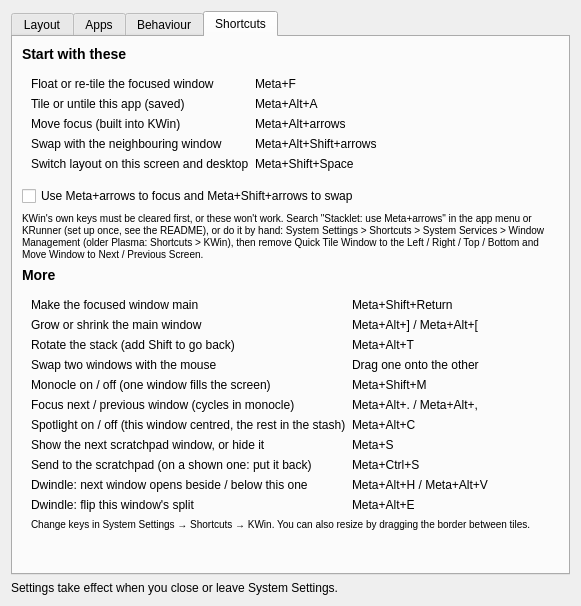
Qt form package/contents/ui/config.ui (aic0d3r/stacklet) before a commit.
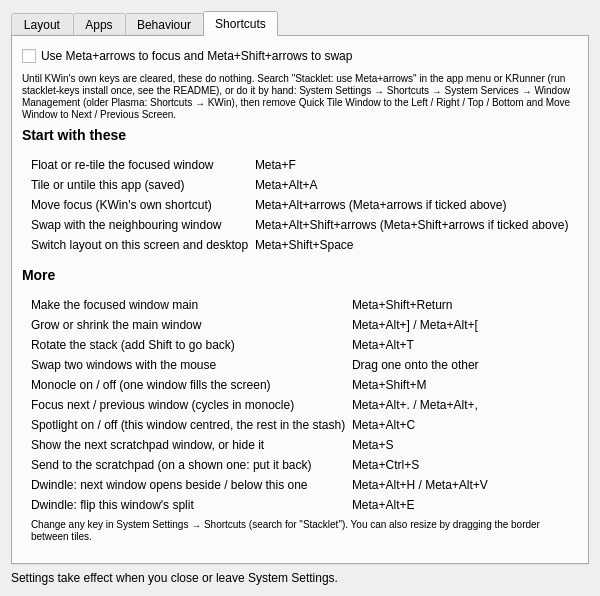
The same form after that commit. The open tabs and pages were chosen to show the change. Icons and pictures are not drawn.

Commit message: Proofread Shortcuts tab and README for 1.4; move Meta+arrows checkbox to top of tab

```diff
--- a/package/contents/ui/config.ui
+++ b/package/contents/ui/config.ui
@@ -485,6 +485,19 @@
      <widget class="QWidget" name="tabShortcuts">
       <attribute name="title"><string>Shortcuts</string></attribute>
       <layout class="QVBoxLayout" name="tabShortcutsBox">
+   <item>
+    <widget class="QCheckBox" name="kcfg_metaArrows">
+     <property name="text"><string>Use Meta+arrows to focus and Meta+Shift+arrows to swap</string></property>
+     <property name="toolTip"><string>The Hyprland way. KWin's Quick Tile and Move to Screen shortcuts use these keys, so clear them first.</string></property>
+    </widget>
+   </item>
+   <item>
+    <widget class="QLabel" name="keysMetaArrowsHelp">
+     <property name="textFormat"><enum>Qt::RichText</enum></property>
+     <property name="wordWrap"><bool>true</bool></property>
+     <property name="text"><string>&lt;small&gt;Until KWin's own keys are cleared, these do nothing. Search "Stacklet: use Meta+arrows" in the app menu or KRunner (run stacklet-keys install once, see the README), or do it by hand: System Settings → Shortcuts → System Services → Window Management (older Plasma: Shortcuts → KWin), then remove Quick Tile Window to the Left / Right / Top / Bottom and Move Window to Next / Previous Screen.&lt;/small&gt;</string></property>
+    </widget>
+   </item>
    <item>
     <widget class="QLabel" name="keysEssentialHeading">
      <property name="textFormat"><enum>Qt::RichText</enum></property>
@@ -500,28 +513,15 @@
       <item row="0" column="1"><widget class="QLabel"><property name="text"><string>Meta+F</string></property></widget></item>
       <item row="1" column="0"><widget class="QLabel"><property name="text"><string>Tile or untile this app (saved)</string></property></widget></item>
       <item row="1" column="1"><widget class="QLabel"><property name="text"><string>Meta+Alt+A</string></property></widget></item>
-      <item row="2" column="0"><widget class="QLabel"><property name="text"><string>Move focus (built into KWin)</string></property></widget></item>
-      <item row="2" column="1"><widget class="QLabel"><property name="text"><string>Meta+Alt+arrows</string></property></widget></item>
+      <item row="2" column="0"><widget class="QLabel"><property name="text"><string>Move focus (KWin&apos;s own shortcut)</string></property></widget></item>
+      <item row="2" column="1"><widget class="QLabel"><property name="text"><string>Meta+Alt+arrows (Meta+arrows if ticked above)</string></property></widget></item>
       <item row="3" column="0"><widget class="QLabel"><property name="text"><string>Swap with the neighbouring window</string></property></widget></item>
-      <item row="3" column="1"><widget class="QLabel"><property name="text"><string>Meta+Alt+Shift+arrows</string></property></widget></item>
+      <item row="3" column="1"><widget class="QLabel"><property name="text"><string>Meta+Alt+Shift+arrows (Meta+Shift+arrows if ticked above)</string></property></widget></item>
       <item row="4" column="0"><widget class="QLabel"><property name="text"><string>Switch layout on this screen and desktop</string></property></widget></item>
       <item row="4" column="1"><widget class="QLabel"><property name="text"><string>Meta+Shift+Space</string></property></widget></item>
      </layout>
     </widget>
    </item>
-   <item>
-    <widget class="QCheckBox" name="kcfg_metaArrows">
-     <property name="text"><string>Use Meta+arrows to focus and Meta+Shift+arrows to swap</string></property>
-     <property name="toolTip"><string>The Hyprland way. KWin's Quick Tile and Move to Screen shortcuts use these keys, so clear them first.</string></property>
-    </widget>
-   </item>
-   <item>
-    <widget class="QLabel" name="keysMetaArrowsHelp">
-     <property name="textFormat"><enum>Qt::RichText</enum></property>
-     <property name="wordWrap"><bool>true</bool></property>
-     <property name="text"><string>&lt;small&gt;KWin's own keys must be cleared first, or these won't work. Search "Stacklet: use Meta+arrows" in the app menu or KRunner (set up once, see the README), or do it by hand: System Settings &gt; Shortcuts &gt; System Services &gt; Window Management (older Plasma: Shortcuts &gt; KWin), then remove Quick Tile Window to the Left / Right / Top / Bottom and Move Window to Next / Previous Screen.&lt;/small&gt;</string></property>
-    </widget>
-   </item>
    <item>
     <widget class="QLabel" name="keysMoreHeading">
      <property name="textFormat"><enum>Qt::RichText</enum></property>
@@ -559,7 +559,7 @@
        <widget class="QLabel" name="keysHint">
         <property name="wordWrap"><bool>true</bool></property>
         <property name="textFormat"><enum>Qt::RichText</enum></property>
-        <property name="text"><string>&lt;small&gt;Change keys in System Settings → Shortcuts → KWin. You can also resize by dragging the border between tiles.&lt;/small&gt;</string></property>
+        <property name="text"><string>&lt;small&gt;Change any key in System Settings → Shortcuts (search for &quot;Stacklet&quot;). You can also resize by dragging the border between tiles.&lt;/small&gt;</string></property>
        </widget>
       </item>
      </layout>
```
The commit also changes 1 other file.
